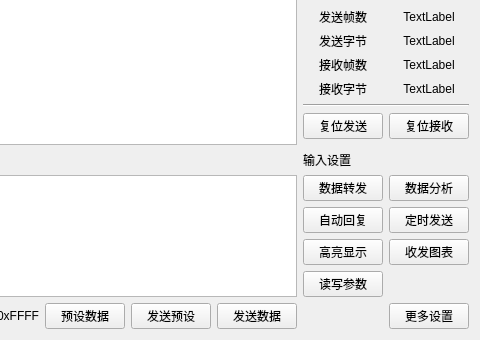
Qt form Src/Common/SAKDebugPage/SAKDebugPage.ui (x-tools-author/x-tools) before a commit; both pictures show x 485 to 965 and y 343 to 683 of the 965 by 683 pixel window.
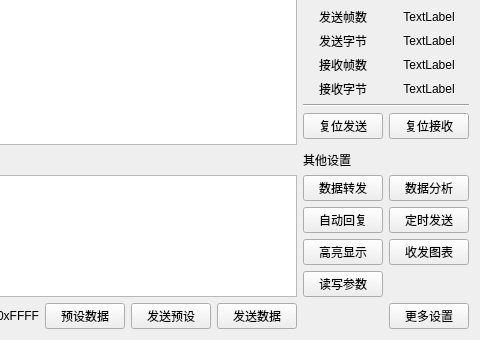
The same form after that commit.

Commit message: 更改ui显示

Diff of the .ui file:
```diff
--- a/Src/Common/SAKDebugPage/SAKDebugPage.ui
+++ b/Src/Common/SAKDebugPage/SAKDebugPage.ui
@@ -423,7 +423,7 @@
    <item row="21" column="10" colspan="2">
     <widget class="QLabel" name="label_9">
      <property name="text">
-      <string>输入设置</string>
+      <string>其他设置</string>
      </property>
     </widget>
    </item>
```
